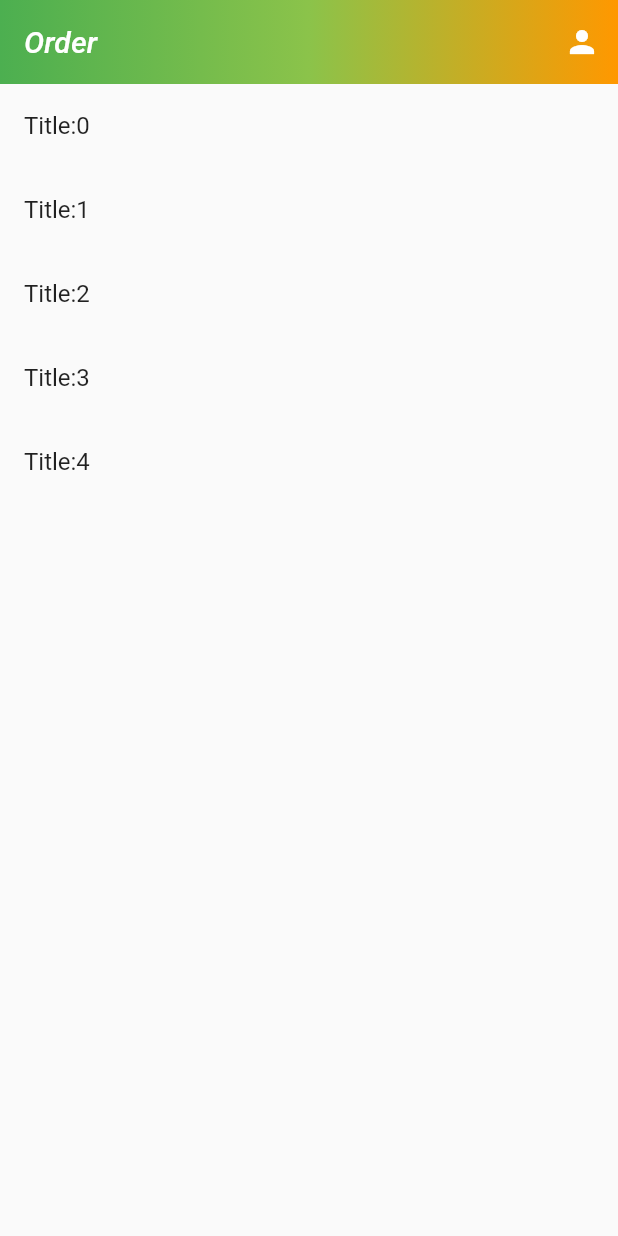
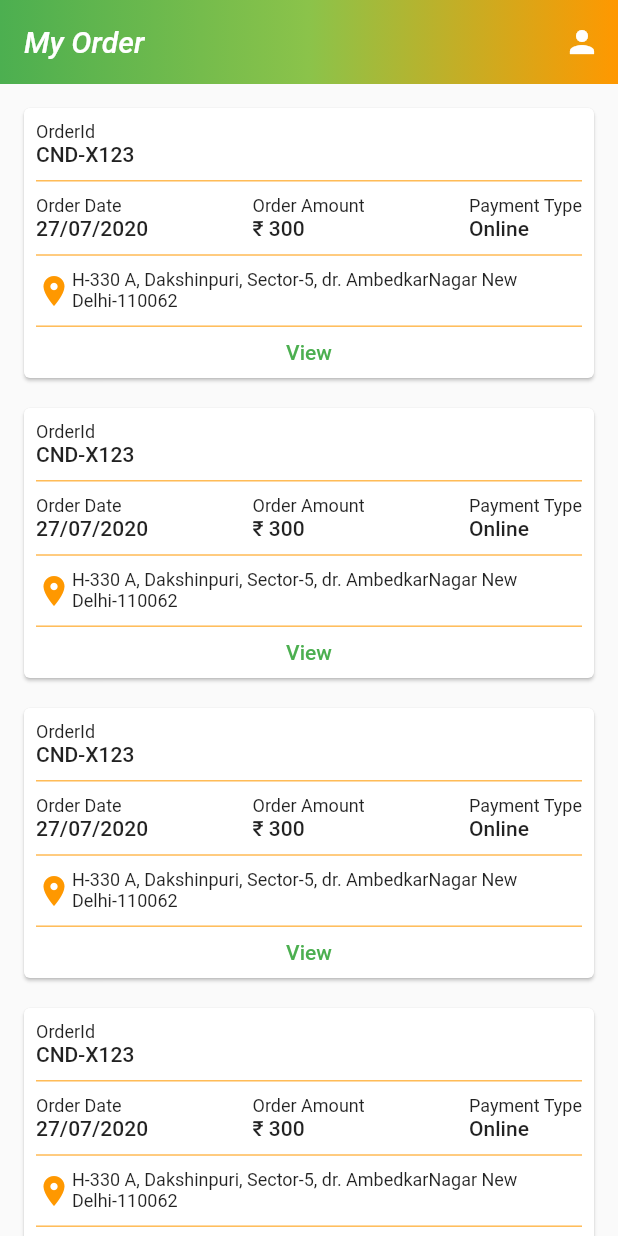
Before and after one commit to NishadAvnish/FressKart, a Flutter app: the OrderScreeen widget shown alone on an empty page, opened directly, on a phone screen of 412 x 824 dp. Run offline on Flutter 3.47's test engine with Material 2 defaults, Android fonts, the light colour scheme and no system bars; our stand-ins replace carousel_pro; network calls fail.

Commit message:
ordered item ui complete

```diff
--- a/lib/Provider/wishlist_provider.dart
+++ b/lib/Provider/wishlist_provider.dart
@@ -1,5 +1,5 @@
 import 'package:flutter/cupertino.dart';
-import 'package:freshkart/model/wishlist_model_provider.dart';
+import 'package:freshkart/model/wishlist_model_and_provider.dart';
 
 class WishListProvider with ChangeNotifier {
   List<WishListModel> _wishlist = List();
--- a/lib/Screen/OrderScreen/Widget/orderlist_item.dart
+++ b/lib/Screen/OrderScreen/Widget/orderlist_item.dart
@@ -1,10 +1,88 @@
 import 'package:flutter/cupertino.dart';
+import 'package:flutter/material.dart';
+import 'package:freshkart/Util/color.dart';
 
 class OrderListItem extends StatelessWidget {
   const OrderListItem({Key key}) : super(key: key);
 
   @override
   Widget build(BuildContext context) {
-    return Container();
+    return Container(
+      padding: const EdgeInsets.only(left: 12.0, right: 12.0, top: 12.0),
+      height: 200,
+      width: double.infinity,
+      child: Card(
+        child: Padding(
+          padding: const EdgeInsets.all(8.0),
+          child: Column(
+            crossAxisAlignment: CrossAxisAlignment.start,
+            mainAxisAlignment: MainAxisAlignment.spaceAround,
+            children: <Widget>[
+              _columnedText("OrderId", "CND-X123", context),
+              Divider(
+                color: secondaryColor,
+              ),
+              Row(
+                mainAxisAlignment: MainAxisAlignment.spaceBetween,
+                children: <Widget>[
+                  _columnedText("Order Date", "27/07/2020", context),
+                  _columnedText("Order Amount", "₹ 300", context),
+                  _columnedText("Payment Type", "Online", context),
+                ],
+              ),
+              Divider(
+                color: secondaryColor,
+              ),
+              Row(
+                children: <Widget>[
+                  Icon(
+                    Icons.location_on,
+                    color: secondaryColor,
+                  ),
+                  Flexible(
+                    child: Text(
+                      "H-330 A, Dakshinpuri, Sector-5, dr. AmbedkarNagar New Delhi-110062",
+                      overflow: TextOverflow.visible,
+                      maxLines: 2,
+                      style: TextStyle(fontSize: 12.0),
+                    ),
+                  ),
+                ],
+              ),
+              Divider(
+                color: secondaryColor,
+              ),
+              Align(
+                alignment: Alignment.center,
+                child: Text(
+                  "View",
+                  style: Theme.of(context)
+                      .textTheme
+                      .bodyText1
+                      .copyWith(color: mainColor),
+                ),
+              )
+            ],
+          ),
+        ),
+      ),
+    );
+  }
+
+  Widget _columnedText(
+      String heading, String subHeading, BuildContext context) {
+    return Column(
+      crossAxisAlignment: CrossAxisAlignment.start,
+      children: <Widget>[
+        Text(
+          heading,
+          style: TextStyle(fontSize: 12.0),
+        ),
+        Text(
+          subHeading,
+          style: Theme.of(context).textTheme.bodyText1,
+        ),
+      ],
+    );
   }
 }
--- a/lib/Screen/OrderScreen/order_screen.dart
+++ b/lib/Screen/OrderScreen/order_screen.dart
@@ -2,6 +2,9 @@ import 'package:flutter/cupertino.dart';
 import 'package:flutter/material.dart';
 import 'package:freshkart/Provider/notifier_values.dart';
 import 'package:freshkart/Widget/sliver_appbar.dart';
+import 'package:freshkart/model/order_model.dart';
+
+import 'Widget/orderlist_item.dart';
 
 class OrderScreeen extends StatefulWidget {
   @override
@@ -44,7 +47,7 @@ class _OrderScreeenState extends State<OrderScreeen> {
       controller: _scrollController,
       slivers: <Widget>[
         MySliverAppBar(
-          title: "Order",
+          title: "My Order",
         ),
         _isLoading
             ? SliverFillRemaining(
@@ -52,9 +55,7 @@ class _OrderScreeenState extends State<OrderScreeen> {
               )
             : SliverList(
                 delegate: SliverChildBuilderDelegate((context, index) {
-                  return ListTile(
-                    title: Text("Title:$index"),
-                  );
+                  return OrderListItem();
                 }, childCount: 5),
               )
       ],
--- a/lib/Screen/ProductDetail/productdetail.dart
+++ b/lib/Screen/ProductDetail/productdetail.dart
@@ -4,7 +4,7 @@ import 'package:freshkart/Provider/notifier_values.dart';
 import 'package:freshkart/Provider/wishlist_provider.dart';
 import 'package:freshkart/Screen/Wishlist/wishlist.dart';
 import 'package:freshkart/Util/color.dart';
-import 'package:freshkart/model/wishlist_model_provider.dart';
+import 'package:freshkart/model/wishlist_model_and_provider.dart';
 import 'Widgets/rating_review_widget.dart';
 import 'package:freshkart/model/productmodel.dart';
 import 'package:provider/provider.dart';
--- a/lib/Screen/Wishlist/Widget/wishlist_item.dart
+++ b/lib/Screen/Wishlist/Widget/wishlist_item.dart
@@ -1,7 +1,7 @@
 import 'package:flutter/material.dart';
 import 'package:freshkart/Provider/wishlist_provider.dart';
 import 'package:freshkart/Util/color.dart';
-import 'package:freshkart/model/wishlist_model_provider.dart';
+import 'package:freshkart/model/wishlist_model_and_provider.dart';
 import 'package:provider/provider.dart';
 
 class WishlistItem extends StatelessWidget {
@@ -39,13 +39,13 @@ class WishlistItem extends StatelessWidget {
   Widget _price() {
     return Row(crossAxisAlignment: CrossAxisAlignment.center, children: [
       Text(
-        "Rs " + _wishlist[index].actualPrice.toString(),
+        "₹ " + _wishlist[index].actualPrice.toString(),
         style: TextStyle(fontSize: 15, fontWeight: FontWeight.bold),
       ),
       SizedBox(width: 15),
       _wishlist[index].oldPrice != null
           ? Text(
-              "Rs " + _wishlist[index].oldPrice.toString(),
+              "₹ " + _wishlist[index].oldPrice.toString(),
               style: TextStyle(
                   fontSize: 12,
                   fontWeight: FontWeight.bold,
--- a/lib/Screen/Wishlist/wishlist.dart
+++ b/lib/Screen/Wishlist/wishlist.dart
@@ -4,7 +4,7 @@ import 'package:freshkart/Provider/wishlist_provider.dart';
 import 'package:freshkart/Util/color.dart';
 import 'package:freshkart/Widget/Sliver_appbar.dart';
 import 'package:freshkart/Screen/Wishlist/Widget/wishlist_item.dart';
-import 'package:freshkart/model/wishlist_model_provider.dart';
+import 'package:freshkart/model/wishlist_model_and_provider.dart';
 import 'package:provider/provider.dart';
 
 class WishList extends StatefulWidget {
--- a/lib/Screen/checkout_page.dart
+++ b/lib/Screen/checkout_page.dart
@@ -189,7 +189,7 @@ class _CheckoutPageState extends State<CheckoutPage> {
                                 .copyWith(color: Colors.black54),
                           ),
                           Text(
-                            "₹ ${wishListProvider.wishList[index].actualPrice}",
+                            "₹ ${wishListProvider.wishList[index].actualPrice} x ${wishListProvider.wishList[index].unit}",
                             style: Theme.of(context)
                                 .textTheme
                                 .bodyText1
--- a/lib/Widget/quickadd_cart_button.dart
+++ b/lib/Widget/quickadd_cart_button.dart
@@ -2,7 +2,7 @@ import 'package:flutter/material.dart';
 import 'package:freshkart/Provider/wishlist_provider.dart';
 import 'package:freshkart/Util/color.dart';
 import 'package:freshkart/model/productmodel.dart';
-import 'package:freshkart/model/wishlist_model_provider.dart';
+import 'package:freshkart/model/wishlist_model_and_provider.dart';
 import 'package:provider/provider.dart';
 
 class QuickAddToCartButton extends StatefulWidget {
```
Also changed, not shown: lib/model/order_model.dart (added, +27 -0 lines), lib/model/wishlist_model_and_provider.dart (renamed from lib/model/wishlist_model_provider.dart).
